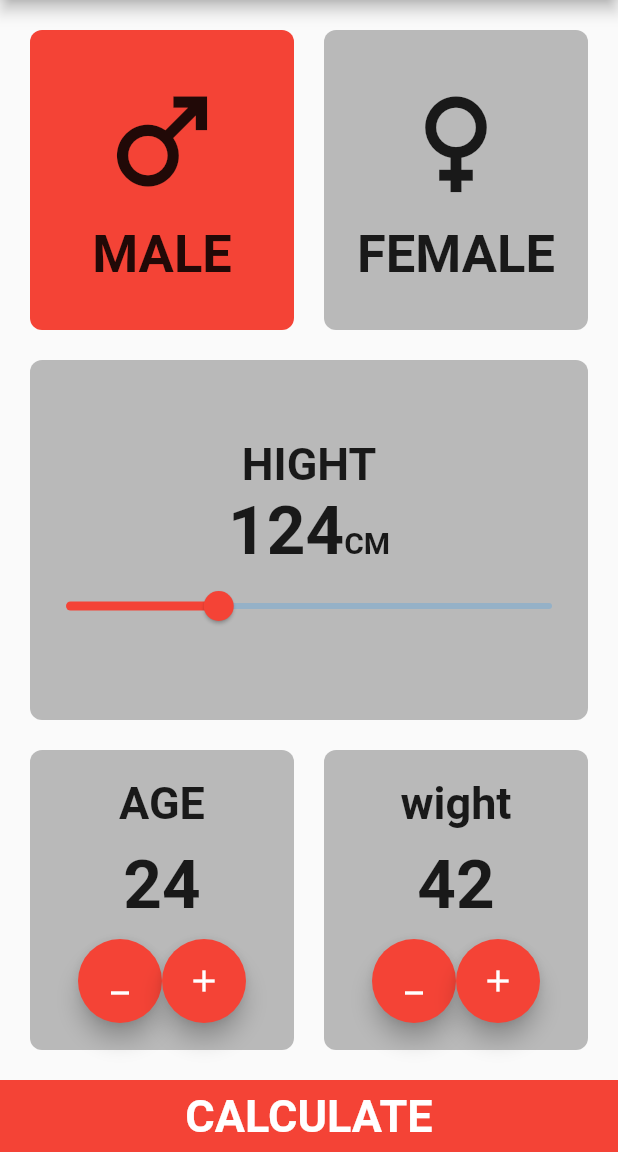
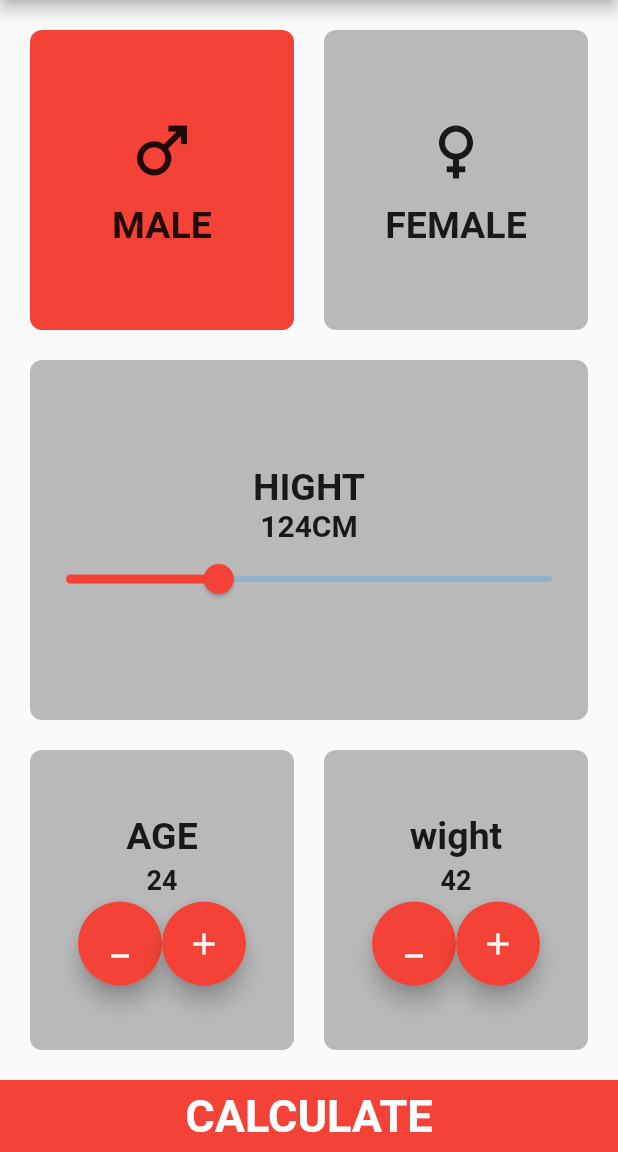
Before and after one commit to JosephAlzieb/bmi_calculator, a Flutter app: the BmiScreen screen opened directly, on a phone screen of 412 x 824 dp, the part 84-1236 px from its top. Run offline on Flutter 3.47's test engine with Material 2 defaults, Android fonts, the phone set to English and light mode, and no system bars.

Commit message:
edit text size of bmi screen

```diff
--- a/lib/bmi_screen.dart
+++ b/lib/bmi_screen.dart
@@ -54,13 +54,13 @@ class _BmiScreenState extends State<BmiScreen> {
                             children: const [
                               Icon(
                                 Icons.male,
-                                size: 90,
+                                size: 50,
                               ),
                               const SizedBox(height: 10),
                               Text(
                                 "MALE",
                                 style: TextStyle(
-                                  fontSize: 35,
+                                  fontSize: 25,
                                   fontWeight: FontWeight.bold,
                                 ),
                               )
@@ -87,13 +87,13 @@ class _BmiScreenState extends State<BmiScreen> {
                             children: const [
                               Icon(
                                 Icons.female,
-                                size: 90,
+                                size: 50,
                               ),
                               const SizedBox(height: 10),
                               Text(
                                 "FEMALE",
                                 style: TextStyle(
-                                  fontSize: 35,
+                                  fontSize: 25,
                                   fontWeight: FontWeight.bold,
                                 ),
                               )
@@ -123,7 +123,7 @@ class _BmiScreenState extends State<BmiScreen> {
                       "HIGHT",
                       style: TextStyle(
                         fontWeight: FontWeight.bold,
-                        fontSize: 30,
+                        fontSize: 25,
                       ),
                     ),
                     Row(
@@ -135,7 +135,7 @@ class _BmiScreenState extends State<BmiScreen> {
                           "${height.round()}",
                           style: const TextStyle(
                             fontWeight: FontWeight.bold,
-                            fontSize: 45,
+                            fontSize: 20,
                           ),
                         ),
                         const Text(
@@ -184,18 +184,18 @@ class _BmiScreenState extends State<BmiScreen> {
                                       "AGE",
                                       style: TextStyle(
                                         fontWeight: FontWeight.bold,
-                                        fontSize: 30,
+                                        fontSize: 25,
                                       ),
                                     ),
-                                    const SizedBox(height: 10),
+                                    const SizedBox(height: 4),
                                     Text(
                                       "${age}",
                                       style: const TextStyle(
                                         fontWeight: FontWeight.bold,
-                                        fontSize: 45,
+                                        fontSize: 18,
                                       ),
                                     ),
-                                    const SizedBox(height: 10),
+                                    const SizedBox(height: 4),
                                     Row(
                                       mainAxisAlignment:
                                           MainAxisAlignment.center,
@@ -239,18 +239,18 @@ class _BmiScreenState extends State<BmiScreen> {
                                       "wight",
                                       style: TextStyle(
                                         fontWeight: FontWeight.bold,
-                                        fontSize: 30,
+                                        fontSize: 25,
                                       ),
                                     ),
-                                    const SizedBox(height: 10),
+                                    const SizedBox(height: 4),
                                     Text(
                                       "${weight}",
                                       style: const TextStyle(
                                         fontWeight: FontWeight.bold,
-                                        fontSize: 45,
+                                        fontSize:18,
                                       ),
                                     ),
-                                    const SizedBox(height: 10),
+                                    const SizedBox(height: 4),
                                     Row(
                                       mainAxisAlignment:
                                           MainAxisAlignment.center,
@@ -273,8 +273,7 @@ class _BmiScreenState extends State<BmiScreen> {
                                               weight++;
                                             });
                                           },
-                                          child: const Icon(Icons.add),
-                                        )
+                                          child: const Icon(Icons.add)),
                                       ],
                                     )
                                   ],
```
